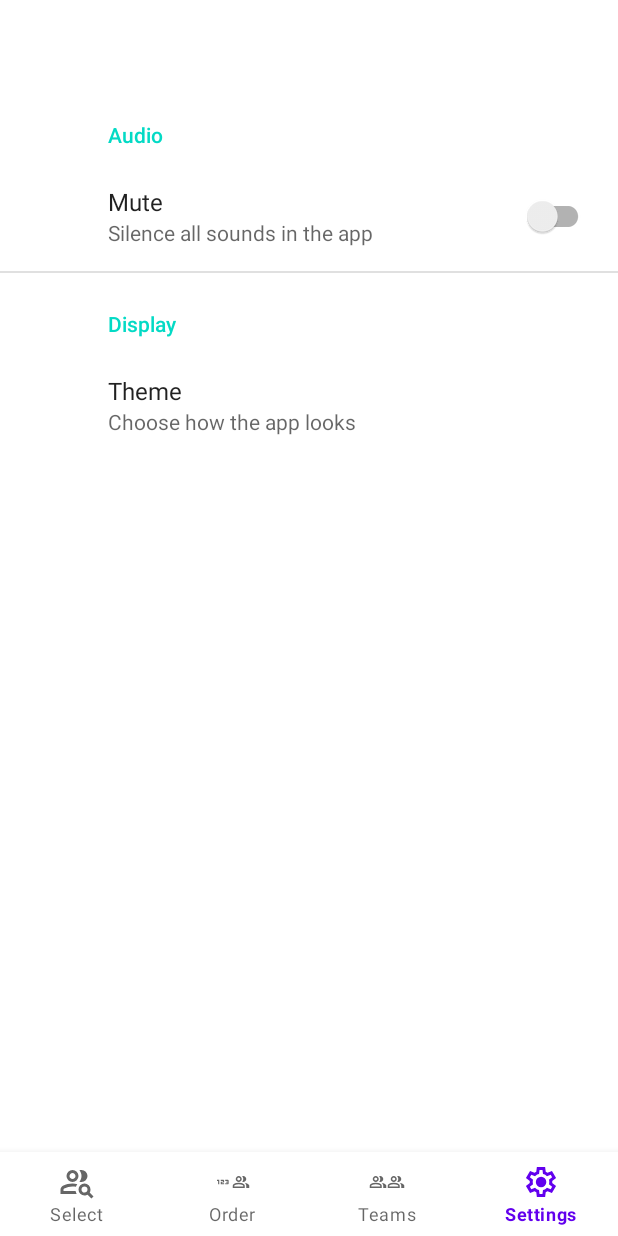
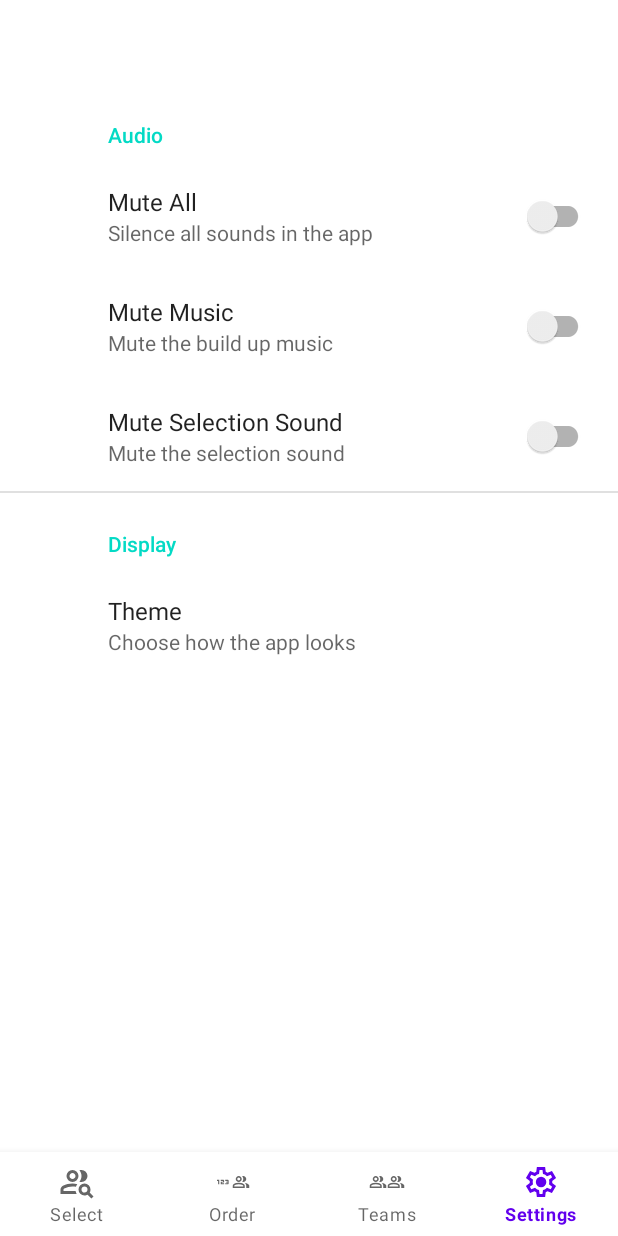
Before and after one commit to Sabelan/Choozi, an Android app: the SettingsFragment screen opened through its navigation route, on a phone screen of 412 x 824 dp. Run offline under Robolectric (Android 15) with nearby library versions, the phone set to English and light mode, and no system bars; our stand-ins replace androidx.preference, navigation-ui.

Commit message:
Add individual mute options underneath mute all for the selection and music noises.

```diff
--- a/app/src/main/java/com/dannylumen/choozi/ui/settings/SettingsFragment.kt
+++ b/app/src/main/java/com/dannylumen/choozi/ui/settings/SettingsFragment.kt
@@ -4,6 +4,7 @@ import android.os.Bundle
 import androidx.preference.ListPreference
 import androidx.preference.Preference
 import androidx.preference.PreferenceFragmentCompat
+import androidx.preference.SwitchPreferenceCompat
 import com.dannylumen.choozi.R
 import com.dannylumen.choozi.ui.shared.SettingsManager
 
@@ -21,5 +22,47 @@ class SettingsFragment : PreferenceFragmentCompat() {
                 SettingsManager.applyTheme(themeValue)
                 true
             }
+
+        // --- Sound preference logic ---
+        val muteAllPreference: SwitchPreferenceCompat? =
+            findPreference(getString(R.string.settings_mute_key))
+
+        muteAllPreference?.onPreferenceChangeListener =
+            Preference.OnPreferenceChangeListener { _, newValue ->
+                val isMutedAll = newValue as Boolean
+                updateDependentSoundPreferences(isMutedAll)
+                true // Return true to update the state of the preference
+            }
+
+        // Set the initial state of dependent switches when the screen loads
+        val isMutedAll = preferenceManager.sharedPreferences?.getBoolean(
+            getString(R.string.settings_mute_key),
+            false
+        ) ?: false
+        updateDependentSoundPreferences(isMutedAll)
+    }
+
+    private fun updateDependentSoundPreferences(isMutedAll: Boolean) {
+        // Find the preference objects
+        val muteMusicPreference: SwitchPreferenceCompat? =
+            findPreference(getString(R.string.settings_mute_music_key))
+        val muteSelectionPreference: SwitchPreferenceCompat? =
+            findPreference(getString(R.string.settings_mute_selection_key))
+
+        if (isMutedAll) {
+            // When "Mute All" is ON:
+            // 1. Check the music and selection switches
+            muteMusicPreference?.isChecked = true
+            muteSelectionPreference?.isChecked = true
+            // 2. Disable them so they can't be changed
+            muteMusicPreference?.isEnabled = false
+            muteSelectionPreference?.isEnabled = false
+        } else {
+            // When "Mute All" is OFF:
+            // 1. Simply re-enable the switches. Their checked state is preserved from
+            //    before, allowing them to be individually toggled.
+            muteMusicPreference?.isEnabled = true
+            muteSelectionPreference?.isEnabled = true
+        }
     }
 }
--- a/app/src/main/java/com/dannylumen/choozi/ui/shared/AudioPlayer.kt
+++ b/app/src/main/java/com/dannylumen/choozi/ui/shared/AudioPlayer.kt
@@ -8,7 +8,7 @@ import androidx.annotation.RawRes
 import com.dannylumen.choozi.R
 import java.io.IOException
 
-class AudioManager(context: Context) {
+class AudioManager(private val context: Context) {
     private val buildUpPlayer: AudioPlayer
 
     private var finalNotePlayer: AudioPlayer
@@ -35,6 +35,10 @@ class AudioManager(context: Context) {
     }
 
     fun playBuildUp() {
+        if (SettingsManager.isMusicMuted(context)) {
+            return
+        }
+
         if (buildUpPlayer.isPlaying()) {
             buildUpPlayer.restart()
         } else {
@@ -43,6 +47,10 @@ class AudioManager(context: Context) {
     }
 
     fun playFinalNote() {
+        if (SettingsManager.isSelectionMuted(context)) {
+            return
+        }
+
 //        Log.d("AudioManager", "playFinalNote()")
         if (finalNotePlayer.isPlaying()) {
             finalNotePlayer.restart()
--- a/app/src/main/res/values/strings.xml
+++ b/app/src/main/res/values/strings.xml
@@ -7,10 +7,19 @@
     <string name="title_settings">Settings</string>
     <string name="attribution_audio_player_label">Audio</string>
     <!-- Audio Settings -->
+    <string name="settings_audio_section_title">Audio</string>
+    <!-- Mute everything -->
     <string name="settings_mute_key">mute_audio_settings_key</string>
-    <string name="settings_audio_section_title">Audio</string>
     <string name="settings_mute_summary">Silence all sounds in the app</string>
-    <string name="settings_mute_title">Mute</string>
+    <string name="settings_mute_title">Mute All</string>
+    <!-- Mute just music -->
+    <string name="settings_mute_music_key">mute_music_settings_key</string>
+    <string name="settings_mute_music_summary">Mute the build up music</string>
+    <string name="settings_mute_music_title">Mute Music</string>
+    <!-- Mute just selection sound -->
+    <string name="settings_mute_selection_key">mute_selection_settings_key</string>
+    <string name="settings_mute_selection_summary">Mute the selection sound</string>
+    <string name="settings_mute_selection_title">Mute Selection Sound</string>
     <!-- Display Settings -->
     <string name="settings_theme_key">theme_settings_key</string>
     <string name="settings_display_section_title">Display</string>
--- a/app/src/main/res/xml/settings_preferences.xml
+++ b/app/src/main/res/xml/settings_preferences.xml
@@ -7,7 +7,16 @@
             app:key="@string/settings_mute_key"
             app:summary="@string/settings_mute_summary"
             app:title="@string/settings_mute_title" />
-
+        <SwitchPreferenceCompat
+            app:defaultValue="false"
+            app:key="@string/settings_mute_music_key"
+            app:summary="@string/settings_mute_music_summary"
+            app:title="@string/settings_mute_music_title" />
+        <SwitchPreferenceCompat
+            app:defaultValue="false"
+            app:key="@string/settings_mute_selection_key"
+            app:summary="@string/settings_mute_selection_summary"
+            app:title="@string/settings_mute_selection_title" />
     </PreferenceCategory>
 
 
```
Also changed, not shown: app/src/main/java/com/dannylumen/choozi/ui/shared/SettingsManager.kt (+20 -0 lines).
